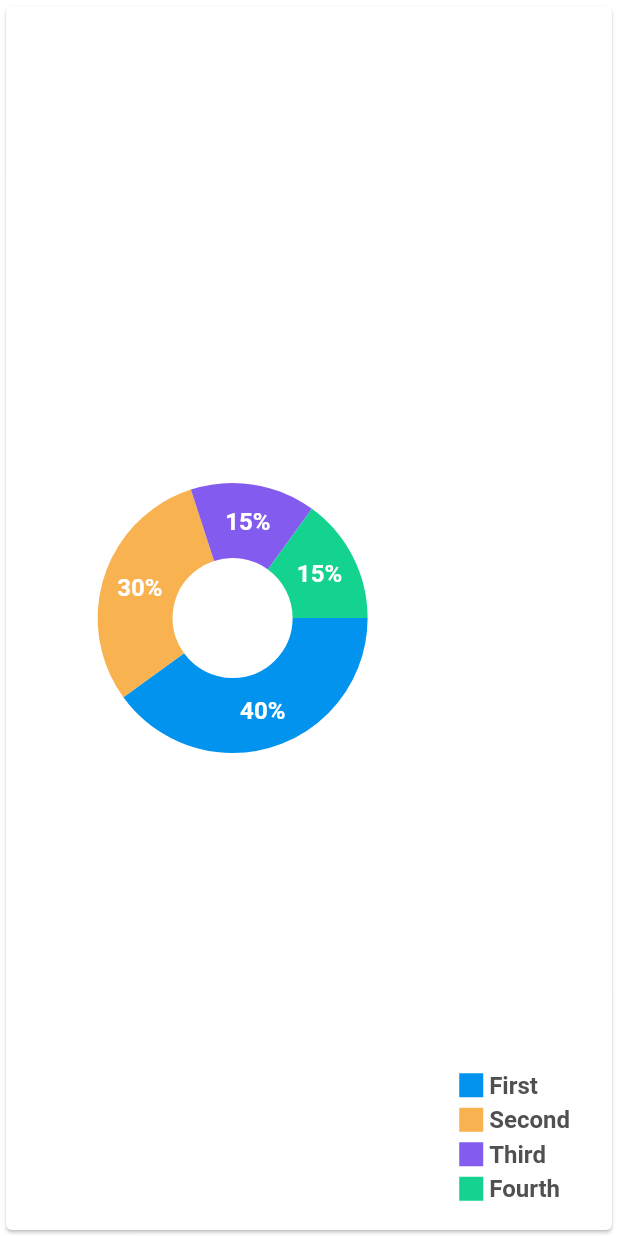
After one commit to HTibs/charts_unergia, a Flutter app: the screen it shows after launch, after a tap on "my chart", on a phone screen of 412 x 824 dp. The commit adds this screen. Run offline on Flutter 3.47's test engine with Material 2 defaults, Android fonts, the phone set to English and light mode, and no system bars; our stand-ins replace charts_flutter, cloud_firestore, fl_chart; accounts and stored records are empty.

Commit message:
second Commit

```diff
--- a/lib/activities/homeActivity.dart
+++ b/lib/activities/homeActivity.dart
@@ -23,6 +23,9 @@ class _HomeActivityState extends State<HomeActivity> {
             ),
             RaisedButton(
               child: (Text('my chart')),
+              onPressed: () {
+                Navigator.pushNamed(context, '/sample');
+              },
             ),
           ],
         ),
--- /dev/null
+++ b/lib/activities/indicator.dart
@@ -0,0 +1,42 @@
+import 'package:flutter/material.dart';
+
+class Indicator extends StatelessWidget {
+  final Color color;
+  final String text;
+  final bool isSquare;
+  final double size;
+  final Color textColor;
+
+  const Indicator({
+    Key key,
+    this.color,
+    this.text,
+    this.isSquare,
+    this.size = 16,
+    this.textColor = const Color(0xff505050),
+  }) : super(key: key);
+
+  @override
+  Widget build(BuildContext context) {
+    return Row(
+      children: <Widget>[
+        Container(
+          width: size,
+          height: size,
+          decoration: BoxDecoration(
+            shape: isSquare ? BoxShape.rectangle : BoxShape.circle,
+            color: color,
+          ),
+        ),
+        const SizedBox(
+          width: 4,
+        ),
+        Text(
+          text,
+          style: TextStyle(
+              fontSize: 16, fontWeight: FontWeight.bold, color: textColor),
+        )
+      ],
+    );
+  }
+}
--- /dev/null
+++ b/lib/activities/sampl.dart
@@ -0,0 +1,153 @@
+import 'package:fl_chart/fl_chart.dart';
+import 'package:flutter/material.dart';
+
+import 'indicator.dart';
+
+class PieChartSample2 extends StatefulWidget {
+  @override
+  State<StatefulWidget> createState() => PieChart2State();
+}
+
+class PieChart2State extends State {
+  int touchedIndex;
+
+  @override
+  Widget build(BuildContext context) {
+    return AspectRatio(
+      aspectRatio: 1.3,
+      child: Card(
+        color: Colors.white,
+        child: Row(
+          children: <Widget>[
+            const SizedBox(
+              height: 18,
+            ),
+            Expanded(
+              child: AspectRatio(
+                aspectRatio: 1,
+                child: PieChart(
+                  PieChartData(
+                      pieTouchData:
+                          PieTouchData(touchCallback: (pieTouchResponse) {
+                        setState(() {
+                          if (pieTouchResponse.touchInput is FlLongPressEnd ||
+                              pieTouchResponse.touchInput is FlPanEnd) {
+                            touchedIndex = -1;
+                          } else {
+                            touchedIndex = pieTouchResponse.touchedSectionIndex;
+                          }
+                        });
+                      }),
+                      borderData: FlBorderData(
+                        show: false,
+                      ),
+                      sectionsSpace: 0,
+                      centerSpaceRadius: 40,
+                      sections: showingSections()),
+                ),
+              ),
+            ),
+            Column(
+              mainAxisSize: MainAxisSize.max,
+              mainAxisAlignment: MainAxisAlignment.end,
+              crossAxisAlignment: CrossAxisAlignment.start,
+              children: const <Widget>[
+                Indicator(
+                  color: Color(0xff0293ee),
+                  text: 'First',
+                  isSquare: true,
+                ),
+                SizedBox(
+                  height: 4,
+                ),
+                Indicator(
+                  color: Color(0xfff8b250),
+                  text: 'Second',
+                  isSquare: true,
+                ),
+                SizedBox(
+                  height: 4,
+                ),
+                Indicator(
+                  color: Color(0xff845bef),
+                  text: 'Third',
+                  isSquare: true,
+                ),
+                SizedBox(
+                  height: 4,
+                ),
+                Indicator(
+                  color: Color(0xff13d38e),
+                  text: 'Fourth',
+                  isSquare: true,
+                ),
+                SizedBox(
+                  height: 18,
+                ),
+              ],
+            ),
+            const SizedBox(
+              width: 28,
+            ),
+          ],
+        ),
+      ),
+    );
+  }
+
+  List<PieChartSectionData> showingSections() {
+    return List.generate(4, (i) {
+      final isTouched = i == touchedIndex;
+      final double fontSize = isTouched ? 25 : 16;
+      final double radius = isTouched ? 60 : 50;
+      switch (i) {
+        case 0:
+          return PieChartSectionData(
+            color: const Color(0xff0293ee),
+            value: 40,
+            title: '40%',
+            radius: radius,
+            titleStyle: TextStyle(
+                fontSize: fontSize,
+                fontWeight: FontWeight.bold,
+                color: const Color(0xffffffff)),
+          );
+        case 1:
+          return PieChartSectionData(
+            color: const Color(0xfff8b250),
+            value: 30,
+            title: '30%',
+            radius: radius,
+            titleStyle: TextStyle(
+                fontSize: fontSize,
+                fontWeight: FontWeight.bold,
+                color: const Color(0xffffffff)),
+          );
+        case 2:
+          return PieChartSectionData(
+            color: const Color(0xff845bef),
+            value: 15,
+            title: '15%',
+            radius: radius,
+            titleStyle: TextStyle(
+                fontSize: fontSize,
+                fontWeight: FontWeight.bold,
+                color: const Color(0xffffffff)),
+          );
+        case 3:
+          return PieChartSectionData(
+            color: const Color(0xff13d38e),
+            value: 15,
+            title: '15%',
+            radius: radius,
+            titleStyle: TextStyle(
+                fontSize: fontSize,
+                fontWeight: FontWeight.bold,
+                color: const Color(0xffffffff)),
+          );
+        default:
+          return null;
+      }
+    });
+  }
+}
--- a/lib/services/routers.dart
+++ b/lib/services/routers.dart
@@ -2,6 +2,7 @@ import 'package:flutter/material.dart';
 
 import '../activities/SalesHomeActivity.dart';
 import '../activities/homeActivity.dart';
+import '../activities/sampl.dart';
 
 Route<dynamic> generateRoute(RouteSettings settings) {
   switch (settings.name) {
@@ -9,6 +10,8 @@ Route<dynamic> generateRoute(RouteSettings settings) {
       return MaterialPageRoute(builder: (context) => HomeActivity());
     case '/salesHome':
       return MaterialPageRoute(builder: (context) => SalesHomeActivity());
+    case '/sample':
+      return MaterialPageRoute(builder: (context) => PieChartSample2());
     default:
       return MaterialPageRoute(builder: (context) => HomeActivity());
   }
```
